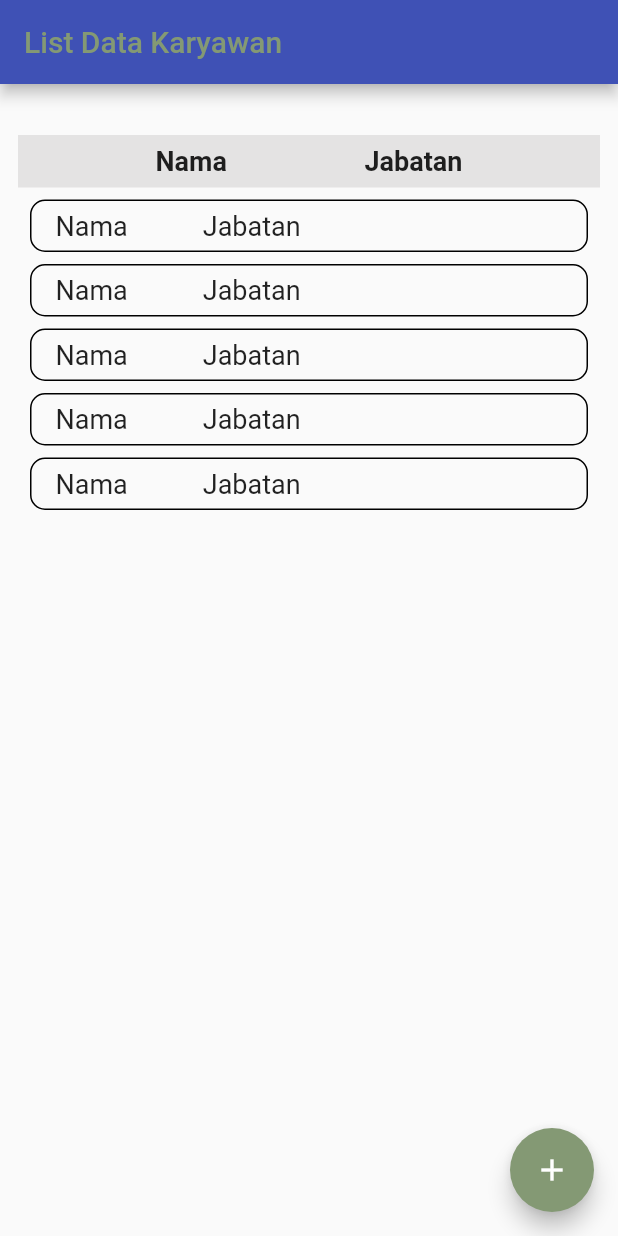
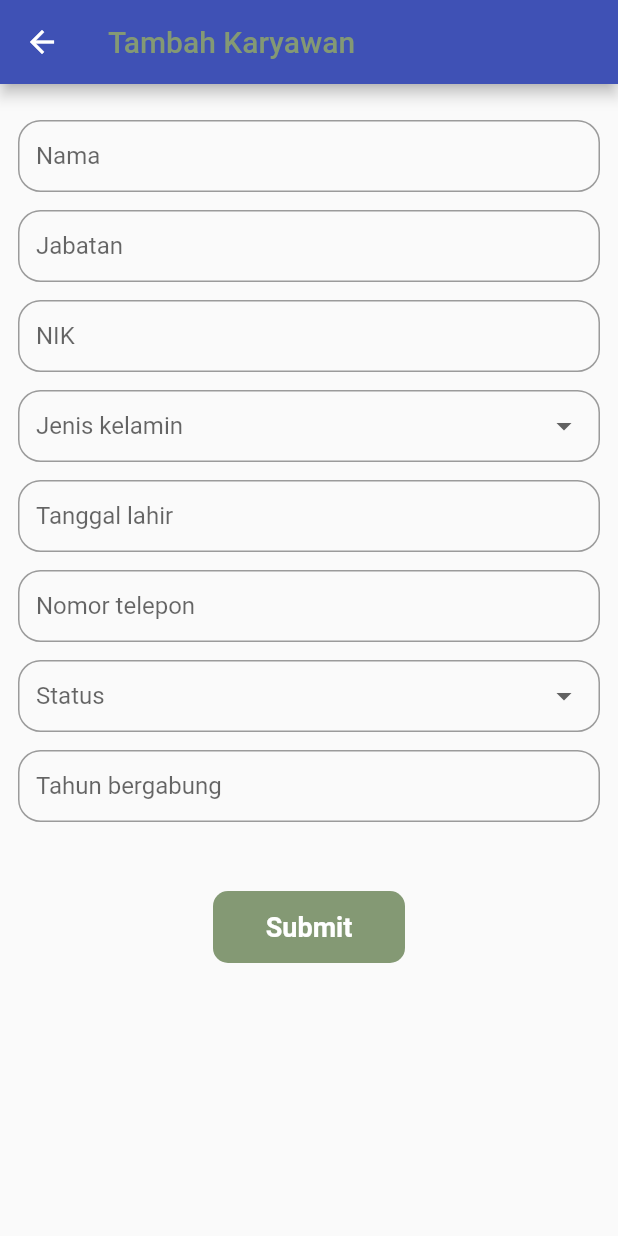
Before and after one commit to adelrimuhammad/Tubes_PAB, a Flutter app: the screen it shows after launch, after a tap on the "add" icon, on a phone screen of 412 x 824 dp. Run offline on Flutter 3.47's test engine with Material 2 defaults, Android fonts, the phone set to English and light mode, and no system bars; our stand-ins replace google_fonts, sizer.

Commit message:
tambah karyawan

```diff
--- a/lib/main.dart
+++ b/lib/main.dart
@@ -1,5 +1,6 @@
 import 'package:flutter/material.dart';
 import 'package:penkar/pages/list_data_page.dart';
+import 'package:penkar/pages/tambah_karyawan_page.dart';
 
 void main() {
   runApp(const MyApp());
@@ -30,6 +31,7 @@ class MyApp extends StatelessWidget {
       home: ListDataPage(),
       routes: {
         '/home': (context) => ListDataPage(),
+        '/tambah': (context) => TambahKaryawanPage(),
       },
     );
   }
--- /dev/null
+++ b/lib/pages/tambah_karyawan_page.dart
@@ -0,0 +1,172 @@
+import 'package:flutter/material.dart';
+import 'package:penkar/themes.dart';
+
+class TambahKaryawanPage extends StatefulWidget {
+  @override
+  State<TambahKaryawanPage> createState() => _TambahKaryawanPageState();
+}
+
+class _TambahKaryawanPageState extends State<TambahKaryawanPage> {
+  String? _valGender;
+  String? _valStatus;
+  List _gender = ['Pria', 'Wanita'];
+  List _status = ['Lajang', 'Menikah'];
+
+  @override
+  Widget build(BuildContext context) {
+    return Scaffold(
+      appBar: AppBar(
+        title: Text(
+          'Tambah Karyawan',
+          style: appbarTextStyle,
+        ),
+      ),
+      body: SingleChildScrollView(
+        child: Container(
+          margin: EdgeInsets.only(left: 12, right: 12),
+          child: Column(
+            children: [
+              SizedBox(
+                height: 24,
+              ),
+              TextFormField(
+                decoration: InputDecoration(
+                  hintText: 'Nama',
+                  contentPadding: EdgeInsets.all(12),
+                  border: OutlineInputBorder(
+                      borderRadius: BorderRadius.circular(15)),
+                ),
+              ),
+              SizedBox(
+                height: 12,
+              ),
+              TextFormField(
+                decoration: InputDecoration(
+                  hintText: 'Jabatan',
+                  contentPadding: EdgeInsets.all(12),
+                  border: OutlineInputBorder(
+                      borderRadius: BorderRadius.circular(15)),
+                ),
+              ),
+              SizedBox(
+                height: 12,
+              ),
+              TextFormField(
+                decoration: InputDecoration(
+                    hintText: 'NIK',
+                    contentPadding: EdgeInsets.all(12),
+                    border: OutlineInputBorder(
+                        borderRadius: BorderRadius.circular(15))),
+              ),
+              SizedBox(
+                height: 12,
+              ),
+              DropdownButtonFormField(
+                decoration: InputDecoration(
+                  contentPadding: EdgeInsets.all(12),
+                  border: OutlineInputBorder(
+                      borderRadius: BorderRadius.circular(15)),
+                ),
+                hint: Text("Jenis kelamin"),
+                value: _valGender,
+                items: _gender.map((value) {
+                  return DropdownMenuItem(
+                    child: Text(value),
+                    value: value,
+                  );
+                }).toList(),
+                onChanged: (value) {
+                  setState(() {
+                    _valGender = value.toString();
+                  });
+                },
+              ),
+              SizedBox(
+                height: 12,
+              ),
+              TextFormField(
+                decoration: InputDecoration(
+                  hintText: 'Tanggal lahir',
+                  contentPadding: EdgeInsets.all(12),
+                  border: OutlineInputBorder(
+                      borderRadius: BorderRadius.circular(15)),
+                ),
+              ),
+              SizedBox(
+                height: 12,
+              ),
+              TextFormField(
+                decoration: InputDecoration(
+                  hintText: 'Nomor telepon',
+                  contentPadding: EdgeInsets.all(12),
+                  border: OutlineInputBorder(
+                      borderRadius: BorderRadius.circular(15)),
+                ),
+              ),
+              SizedBox(
+                height: 12,
+              ),
+              DropdownButtonFormField(
+                decoration: InputDecoration(
+                  contentPadding: EdgeInsets.all(12),
+                  border: OutlineInputBorder(
+                      borderRadius: BorderRadius.circular(15)),
+                ),
+                hint: Text("Status"),
+                value: _valStatus,
+                items: _status.map((value) {
+                  return DropdownMenuItem(
+                    child: Text(value),
+                    value: value,
+                  );
+                }).toList(),
+                onChanged: (value) {
+                  setState(() {
+                    _valStatus = value.toString();
+                  });
+                },
+              ),
+              SizedBox(
+                height: 12,
+              ),
+              TextFormField(
+                decoration: InputDecoration(
+                  hintText: 'Tahun bergabung',
+                  contentPadding: EdgeInsets.all(12),
+                  border: OutlineInputBorder(
+                      borderRadius: BorderRadius.circular(15)),
+                ),
+              ),
+              SizedBox(
+                height: 12,
+              ),
+              SizedBox(
+                height: 34,
+              ),
+              Row(
+                mainAxisAlignment: MainAxisAlignment.center,
+                children: [
+                  Container(
+                    width: 128,
+                    height: 48,
+                    decoration: BoxDecoration(
+                      borderRadius: BorderRadius.circular(10),
+                      color: Color(0xff849974),
+                    ),
+                    child: TextButton(
+                      onPressed: () {},
+                      child: Text(
+                        'Submit',
+                        style: editBtnTextStyle,
+                      ),
+                    ),
+                  ),
+                ],
+              )
+            ],
+          ),
+        ),
+      ),
+    );
+  }
+}
```
